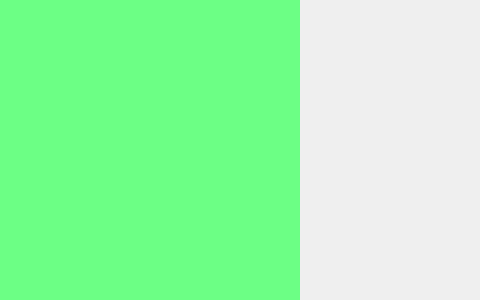
The window that AttendanceServer/attendancewin.ui (qiuliw/FaceAttendance) describes before a commit, drawn with Qt 5.
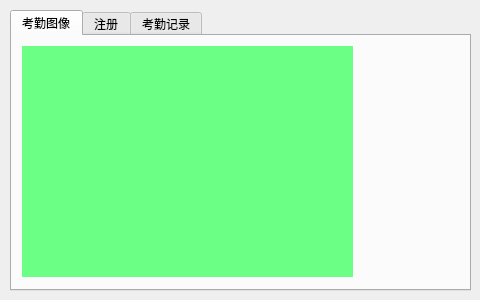
The same window after the commit. Custom widgets are drawn as their Qt base class.

```diff
--- a/AttendanceServer/attendancewin.ui
+++ b/AttendanceServer/attendancewin.ui
@@ -14,24 +14,66 @@
    <string>AttendanceWin</string>
   </property>
   <widget class="QWidget" name="centralwidget">
-   <widget class="QLabel" name="pictureLabel">
+   <widget class="QTabWidget" name="tabWidget">
     <property name="geometry">
      <rect>
-      <x>0</x>
-      <y>0</y>
-      <width>300</width>
-      <height>300</height>
+      <x>10</x>
+      <y>10</y>
+      <width>461</width>
+      <height>281</height>
      </rect>
     </property>
-    <property name="styleSheet">
-     <string notr="true">background-color: rgb(108, 255, 133);</string>
+    <property name="currentIndex">
+     <number>0</number>
     </property>
-    <property name="text">
-     <string/>
-    </property>
+    <widget class="QWidget" name="attendanceVideoTab">
+     <attribute name="title">
+      <string>考勤图像</string>
+     </attribute>
+     <widget class="QLabel" name="pictureLabel">
+      <property name="geometry">
+       <rect>
+        <x>10</x>
+        <y>10</y>
+        <width>331</width>
+        <height>231</height>
+       </rect>
+      </property>
+      <property name="styleSheet">
+       <string notr="true">background-color: rgb(108, 255, 133);</string>
+      </property>
+      <property name="text">
+       <string/>
+      </property>
+     </widget>
+    </widget>
+    <widget class="RegisterWin" name="registerTab">
+     <attribute name="title">
+      <string>注册</string>
+     </attribute>
+    </widget>
+    <widget class="SelectWin" name="attendanceTab">
+     <attribute name="title">
+      <string>考勤记录</string>
+     </attribute>
+    </widget>
    </widget>
   </widget>
  </widget>
+ <customwidgets>
+  <customwidget>
+   <class>RegisterWin</class>
+   <extends>QWidget</extends>
+   <header>registerwin.h</header>
+   <container>1</container>
+  </customwidget>
+  <customwidget>
+   <class>SelectWin</class>
+   <extends>QWidget</extends>
+   <header>selectwin.h</header>
+   <container>1</container>
+  </customwidget>
+ </customwidgets>
  <resources/>
  <connections/>
 </ui>
```
